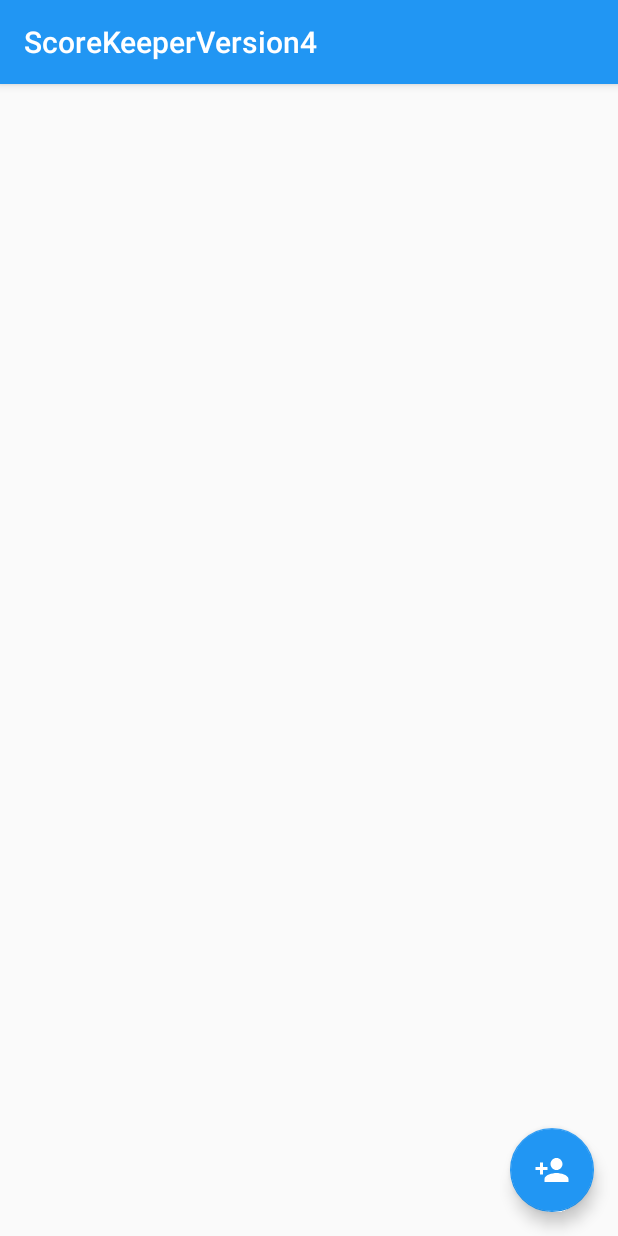
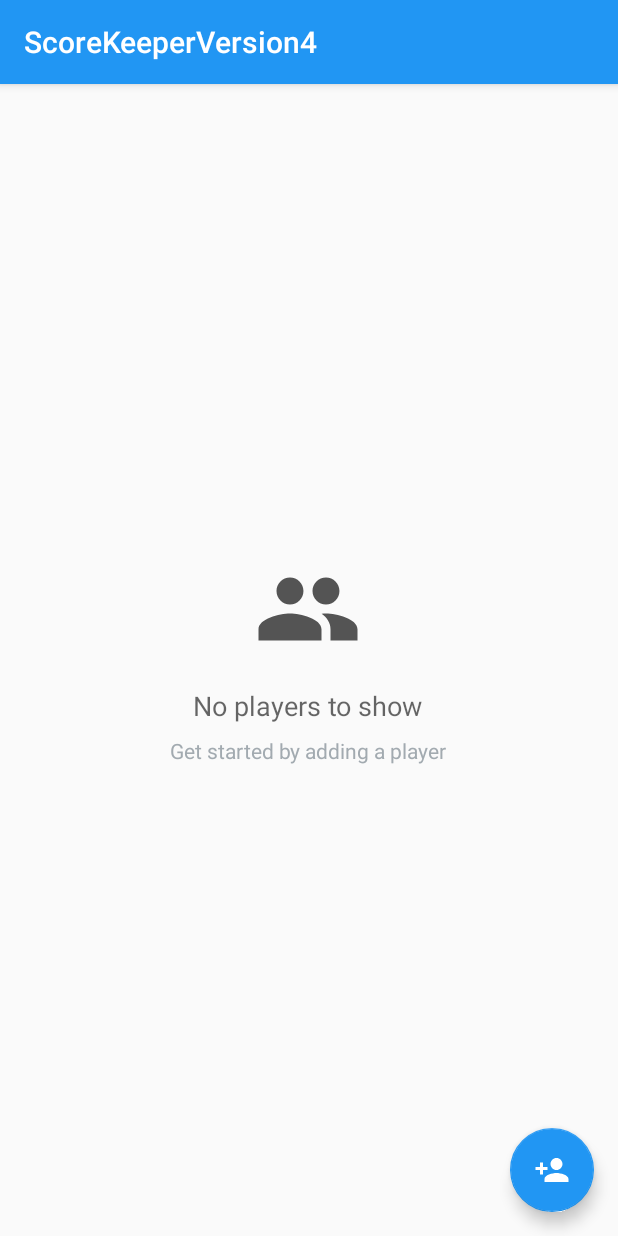
Before and after one commit to amandaroos/Scorekeeper, an Android app: the screen it shows after launch (MainActivity), on a phone screen of 412 x 824 dp. Run offline under Robolectric (Android 15) with nearby library versions, the phone set to English and light mode, and no system bars.

Commit message:
Set EmptyView on ListView when the list has 0 items

```diff
--- a/app/src/main/java/com/example/amanda/scorekeeperversion4/EditorActivity.java
+++ b/app/src/main/java/com/example/amanda/scorekeeperversion4/EditorActivity.java
@@ -100,9 +100,6 @@ public class EditorActivity extends AppCompatActivity {
         }
         values.put(PlayerEntry.COLUMN_PLAYER_SCORE, score);
 
-        //TODO if the name is not provided by the user, provide a default value, similar to code
-        //above for default score
-
         //For testing
         String valuesData = String.valueOf(values);
         Log.e("EditorActivity", valuesData);
--- a/app/src/main/java/com/example/amanda/scorekeeperversion4/MainActivity.java
+++ b/app/src/main/java/com/example/amanda/scorekeeperversion4/MainActivity.java
@@ -36,10 +36,9 @@ public class MainActivity extends AppCompatActivity {
         //Find the ListView which will be populated with the player data
         ListView playerListView = (ListView) findViewById(R.id.list_view_player);
 
-        //TODO set empty view
-//        //Find and set empty view on the ListView so that it only shows when the list has 0 items.
-//        View emptyView = findViewById(R.id.empty_view);
-//        playerListView.setEmptyView(emptyView);
+        //Find and set empty view on the ListView so that it only shows when the list has 0 items.
+        View emptyView = findViewById(R.id.empty_view);
+        playerListView.setEmptyView(emptyView);
 
         //Set up an Adapter to create a list item for each row of pet data in the Cursor
         //There is no pet data yet (until the loader finishes) so pass in null for the Cursor
--- /dev/null
+++ b/app/src/main/res/drawable/ic_people.xml
@@ -0,0 +1,5 @@
+<vector android:alpha="0.66" android:height="72dp"
+    android:viewportHeight="24.0" android:viewportWidth="24.0"
+    android:width="72dp" xmlns:android="http://schemas.android.com/apk/res/android">
+    <path android:fillColor="#FF000000" android:pathData="M16,11c1.66,0 2.99,-1.34 2.99,-3S17.66,5 16,5c-1.66,0 -3,1.34 -3,3s1.34,3 3,3zM8,11c1.66,0 2.99,-1.34 2.99,-3S9.66,5 8,5C6.34,5 5,6.34 5,8s1.34,3 3,3zM8,13c-2.33,0 -7,1.17 -7,3.5L1,19h14v-2.5c0,-2.33 -4.67,-3.5 -7,-3.5zM16,13c-0.29,0 -0.62,0.02 -0.97,0.05 1.16,0.84 1.97,1.97 1.97,3.45L17,19h6v-2.5c0,-2.33 -4.67,-3.5 -7,-3.5z"/>
+</vector>
--- a/app/src/main/res/layout/activity_main.xml
+++ b/app/src/main/res/layout/activity_main.xml
@@ -12,6 +12,44 @@
         android:layout_height="wrap_content"
         android:padding="16dp"/>
 
+    <!-- Empty view for the list -->
+    <RelativeLayout
+        android:id="@+id/empty_view"
+        android:layout_width="wrap_content"
+        android:layout_height="wrap_content"
+        android:layout_centerInParent="true">
+
+        <ImageView
+            android:id="@+id/empty_shelter_image"
+            android:layout_width="wrap_content"
+            android:layout_height="wrap_content"
+            android:layout_centerHorizontal="true"
+            android:src="@drawable/ic_people"/>
+
+        <TextView
+            android:id="@+id/empty_title_text"
+            android:layout_width="wrap_content"
+            android:layout_height="wrap_content"
+            android:layout_below="@+id/empty_shelter_image"
+            android:layout_centerHorizontal="true"
+            android:fontFamily="sans-serif-small"
+            android:paddingTop="16dp"
+            android:text="@string/empty_view_title_text"
+            android:textAppearance="?android:textAppearanceMedium"/>
+
+        <TextView
+            android:id="@+id/empty_subtitle_text"
+            android:layout_width="wrap_content"
+            android:layout_height="wrap_content"
+            android:layout_below="@+id/empty_title_text"
+            android:layout_centerHorizontal="true"
+            android:fontFamily="sans-serif"
+            android:paddingTop="8dp"
+            android:text="@string/empty_view_subtitle_text"
+            android:textAppearance="?android:textAppearanceSmall"
+            android:textColor="#A2AAB0"/>
+    </RelativeLayout>
+
     <android.support.design.widget.FloatingActionButton
         android:id="@+id/fab"
         android:layout_width="wrap_content"
--- a/app/src/main/res/values/strings.xml
+++ b/app/src/main/res/values/strings.xml
@@ -33,4 +33,10 @@
 
     <!-- Toast message in editor when player has failed to be inserted [CHAR LIMIT=NONE]-->
     <string name="editor_insert_player_failed">Error with saving player</string>
+
+    <!-- Title text for the empty view, which describes the people image [CHAR LIMIT=50] -->
+    <string name="empty_view_title_text">No players to show</string>
+
+    <!-- Subtitle text for the empty view that prompts the user to add a player [CHAR LIMIT=50] -->
+    <string name="empty_view_subtitle_text">Get started by adding a player</string>
 </resources>
```
